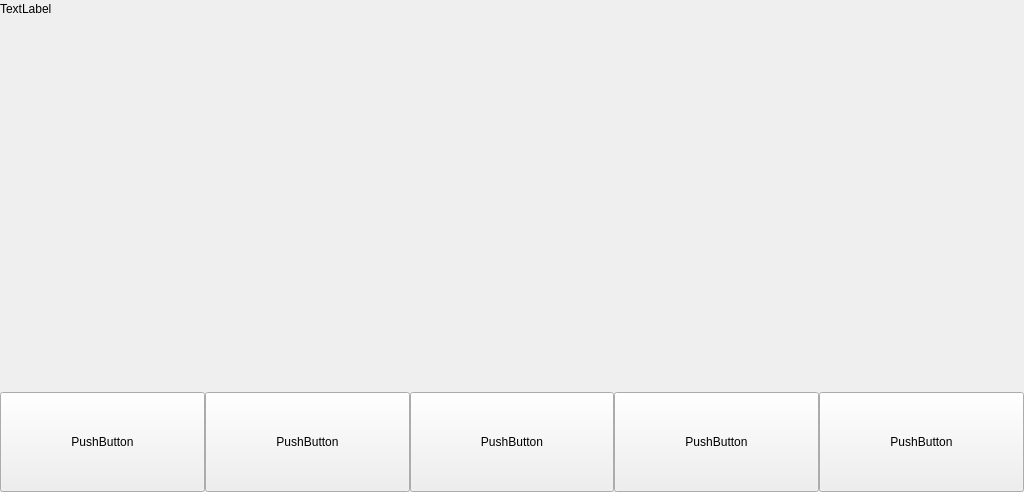
This is CkxCar/MainPage/UsbPage/UsbVideoPage/formusbvideo.ui in shuyalin/QWidgetDemo as Qt 5 draws it before an edit. The edited form follows.
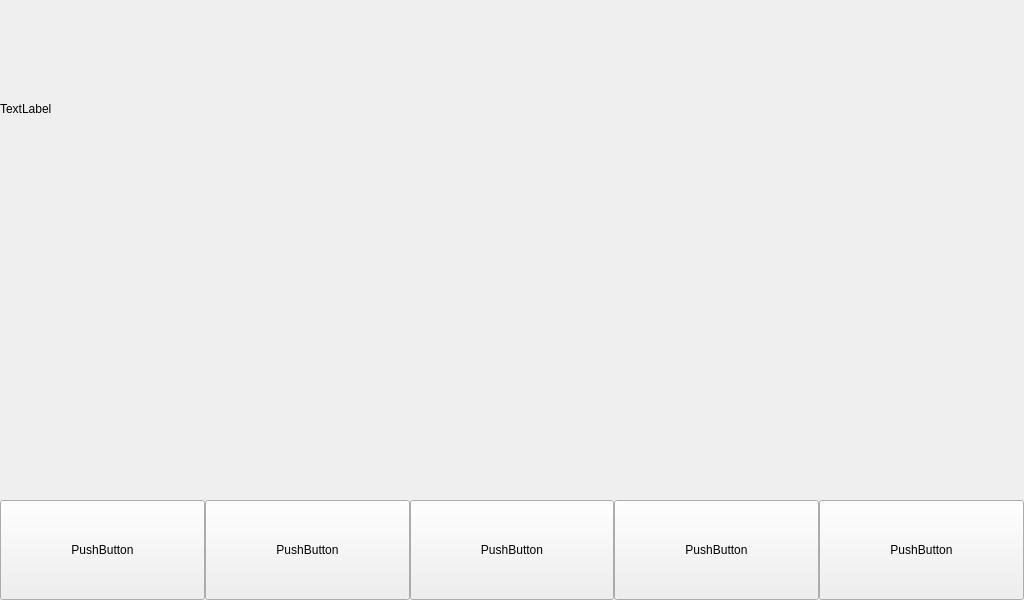
This is the edited form. Custom widgets are drawn as their Qt base class.

```diff
--- a/CkxCar/MainPage/UsbPage/UsbVideoPage/formusbvideo.ui
+++ b/CkxCar/MainPage/UsbPage/UsbVideoPage/formusbvideo.ui
@@ -7,7 +7,7 @@
     <x>0</x>
     <y>0</y>
     <width>1024</width>
-    <height>492</height>
+    <height>600</height>
    </rect>
   </property>
   <property name="windowTitle">
@@ -65,8 +65,24 @@
          <property name="bottomMargin">
           <number>0</number>
          </property>
+         <item>
+          <widget class="FormFloatingBar" name="floatingBar" native="true">
+           <property name="maximumSize">
+            <size>
+             <width>16777215</width>
+             <height>100</height>
+            </size>
+           </property>
+          </widget>
+         </item>
          <item>
           <widget class="QWidget" name="widget_5" native="true">
+           <property name="maximumSize">
+            <size>
+             <width>16777215</width>
+             <height>16777215</height>
+            </size>
+           </property>
            <widget class="QLabel" name="label">
             <property name="geometry">
              <rect>
@@ -192,6 +208,14 @@
    </item>
   </layout>
  </widget>
+ <customwidgets>
+  <customwidget>
+   <class>FormFloatingBar</class>
+   <extends>QWidget</extends>
+   <header>formfloatingbar.h</header>
+   <container>1</container>
+  </customwidget>
+ </customwidgets>
  <resources/>
  <connections/>
 </ui>
```
